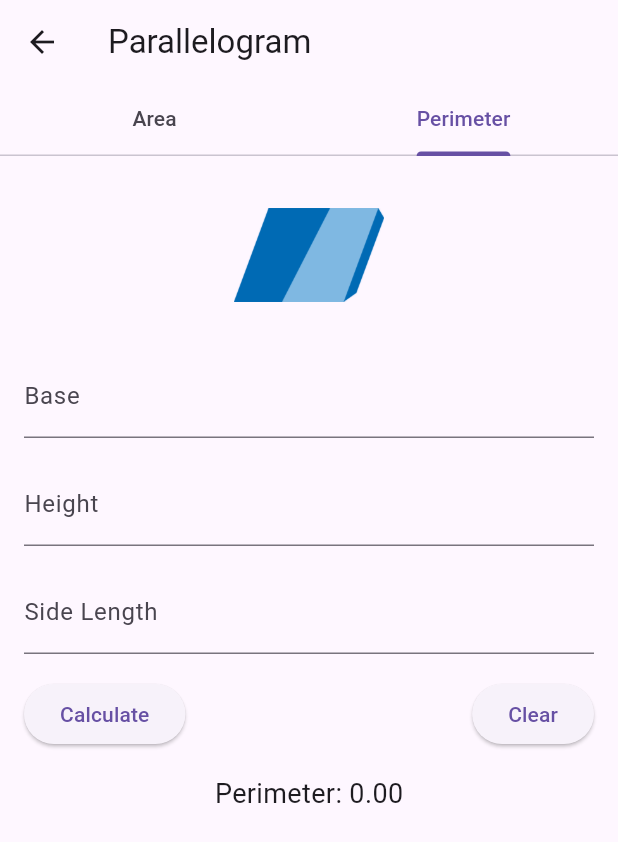
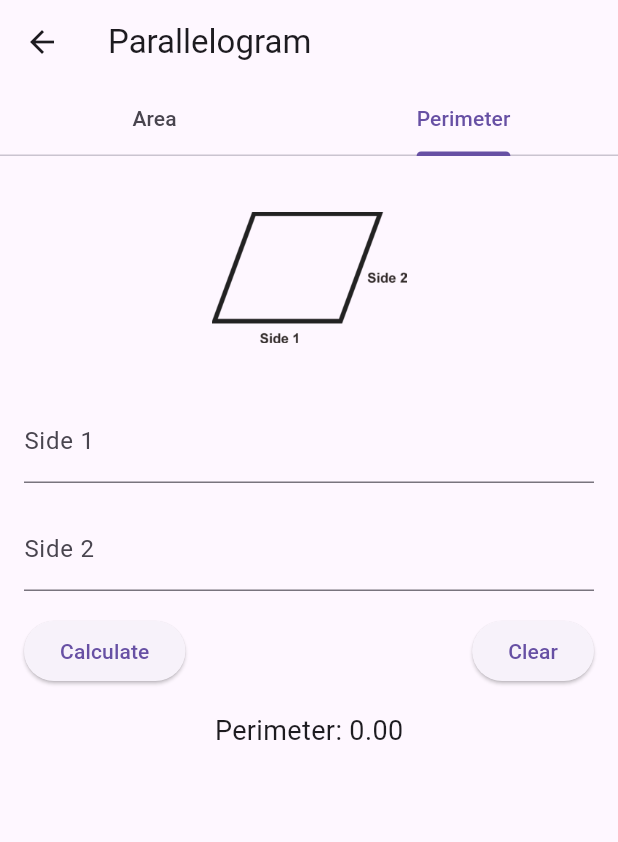
Before and after one commit to sahriramadan000/shapes-calculator-application, a Flutter app: the ParallelogramPage screen opened directly, tab 2 chosen, on a phone screen of 412 x 824 dp. Shown: the top 842 px of the screen. Run offline on Flutter 3.47's test engine with Material 3 defaults, Android fonts, the phone set to English and light mode, and no system bars.

Commit message:
(Feature): fix image all page

```diff
--- a/lib/pages/kite_page.dart
+++ b/lib/pages/kite_page.dart
@@ -9,8 +9,10 @@ class _KitePageState extends State<KitePage> {
   final GlobalKey<FormState> _areaFormKey = GlobalKey<FormState>();
   final GlobalKey<FormState> _perimeterFormKey = GlobalKey<FormState>();
 
-  double _length = 0;
-  double _height = 0;
+  double _diagonal1 = 0;
+  double _diagonal2 = 0;
+  double _side1 = 0;
+  double _side2 = 0;
   double _area = 0;
   double _perimeter = 0;
 
@@ -38,43 +40,43 @@ class _KitePageState extends State<KitePage> {
                   crossAxisAlignment: CrossAxisAlignment.center,
                   children: <Widget>[
                     Image.asset(
-                      'assets/kite.png',
-                      width: 100,
-                      height: 100,
+                      'assets/kite_area.png',
+                      width: 130,
+                      height: 130,
                     ), // Add image here
                     const SizedBox(height: 16),
                     TextFormField(
                       decoration: const InputDecoration(
-                        labelText: 'Length',
+                        labelText: 'Diagonal 1',
                       ),
                       keyboardType: TextInputType.number,
                       validator: (value) {
                         if (value == null || value.isEmpty) {
-                          return 'Please enter a length';
+                          return 'Please enter a diagonal 1';
                         }
                         return null;
                       },
                       onSaved: (value) {
                         setState(() {
-                          _length = double.parse(value!);
+                          _diagonal1 = double.parse(value!);
                         });
                       },
                     ),
                     const SizedBox(height: 16),
                     TextFormField(
                       decoration: const InputDecoration(
-                        labelText: 'Height',
+                        labelText: 'Diagonal 2',
                       ),
                       keyboardType: TextInputType.number,
                       validator: (value) {
                         if (value == null || value.isEmpty) {
-                          return 'Please enter a height';
+                          return 'Please enter a diagonal 2';
                         }
                         return null;
                       },
                       onSaved: (value) {
                         setState(() {
-                          _height = double.parse(value!);
+                          _diagonal2 = double.parse(value!);
                         });
                       },
                     ),
@@ -87,7 +89,7 @@ class _KitePageState extends State<KitePage> {
                             if (_areaFormKey.currentState!.validate()) {
                               _areaFormKey.currentState!.save();
                               setState(() {
-                                _area = 0.5 * _length * _height;
+                                _area = 0.5 * _diagonal1 * _diagonal2;
                               });
                             }
                           },
@@ -97,8 +99,8 @@ class _KitePageState extends State<KitePage> {
                           onPressed: () {
                             _areaFormKey.currentState!.reset();
                             setState(() {
-                              _length = 0;
-                              _height = 0;
+                              _diagonal1 = 0;
+                              _diagonal2 = 0;
                               _area = 0;
                             });
                           },
@@ -123,43 +125,43 @@ class _KitePageState extends State<KitePage> {
                   crossAxisAlignment: CrossAxisAlignment.center,
                   children: <Widget>[
                     Image.asset(
-                      'assets/kite.png',
-                      width: 100,
-                      height: 100,
+                      'assets/kite_perimeter.png',
+                      width: 130,
+                      height: 130,
                     ), // Add image here
                     const SizedBox(height: 16),
                     TextFormField(
                       decoration: const InputDecoration(
-                        labelText: 'Length',
+                        labelText: 'Side 1',
                       ),
                       keyboardType: TextInputType.number,
                       validator: (value) {
                         if (value == null || value.isEmpty) {
-                          return 'Please enter a length';
+                          return 'Please enter a side 1';
                         }
                         return null;
                       },
                       onSaved: (value) {
                         setState(() {
-                          _length = double.parse(value!);
+                          _side1 = double.parse(value!);
                         });
                       },
                     ),
                     const SizedBox(height: 16),
                     TextFormField(
                       decoration: const InputDecoration(
-                        labelText: 'Height',
+                        labelText: 'Side 2',
                       ),
                       keyboardType: TextInputType.number,
                       validator: (value) {
                         if (value == null || value.isEmpty) {
-                          return 'Please enter a height';
+                          return 'Please enter a side 2';
                         }
                         return null;
                       },
                       onSaved: (value) {
                         setState(() {
-                          _height = double.parse(value!);
+                          _side2 = double.parse(value!);
                         });
                       },
                     ),
@@ -172,7 +174,7 @@ class _KitePageState extends State<KitePage> {
                             if (_perimeterFormKey.currentState!.validate()) {
                               _perimeterFormKey.currentState!.save();
                               setState(() {
-                                _perimeter = 2 * (_length + _height);
+                                _perimeter = 2 * (_side1 + _side2);
                               });
                             }
                           },
@@ -182,8 +184,8 @@ class _KitePageState extends State<KitePage> {
                           onPressed: () {
                             _perimeterFormKey.currentState!.reset();
                             setState(() {
-                              _length = 0;
-                              _height = 0;
+                              _side1 = 0;
+                              _side2 = 0;
                               _perimeter = 0;
                             });
                           },
--- a/lib/pages/parallelogram_page.dart
+++ b/lib/pages/parallelogram_page.dart
@@ -9,8 +9,10 @@ class _ParallelogramPageState extends State<ParallelogramPage> {
   final GlobalKey<FormState> _areaFormKey = GlobalKey<FormState>();
   final GlobalKey<FormState> _perimeterFormKey = GlobalKey<FormState>();
 
-  double _base = 0;
+  double _length = 0;
   double _height = 0;
+  double _side1 = 0;
+  double _side2 = 0;
   double _area = 0;
   double _perimeter = 0;
 
@@ -38,25 +40,25 @@ class _ParallelogramPageState extends State<ParallelogramPage> {
                   crossAxisAlignment: CrossAxisAlignment.center,
                   children: <Widget>[
                     Image.asset(
-                      'assets/parallelogram.png',
-                      width: 100,
-                      height: 100,
+                      'assets/parallelogram_area.png',
+                      width: 130,
+                      height: 130,
                     ), // Add image here
                     const SizedBox(height: 16),
                     TextFormField(
                       decoration: const InputDecoration(
-                        labelText: 'Base',
+                        labelText: 'Length',
                       ),
                       keyboardType: TextInputType.number,
                       validator: (value) {
                         if (value == null || value.isEmpty) {
-                          return 'Please enter a base';
+                          return 'Please enter a length';
                         }
                         return null;
                       },
                       onSaved: (value) {
                         setState(() {
-                          _base = double.parse(value!);
+                          _length = double.parse(value!);
                         });
                       },
                     ),
@@ -87,7 +89,7 @@ class _ParallelogramPageState extends State<ParallelogramPage> {
                             if (_areaFormKey.currentState!.validate()) {
                               _areaFormKey.currentState!.save();
                               setState(() {
-                                _area = _base * _height;
+                                _area = _length * _height;
                               });
                             }
                           },
@@ -97,7 +99,7 @@ class _ParallelogramPageState extends State<ParallelogramPage> {
                           onPressed: () {
                             _areaFormKey.currentState!.reset();
                             setState(() {
-                              _base = 0;
+                              _length = 0;
                               _height = 0;
                               _area = 0;
                             });
@@ -123,61 +125,43 @@ class _ParallelogramPageState extends State<ParallelogramPage> {
                   crossAxisAlignment: CrossAxisAlignment.center,
                   children: <Widget>[
                     Image.asset(
-                      'assets/parallelogram.png',
-                      width: 100,
-                      height: 100,
+                      'assets/parallelogram_perimeter.png',
+                      width: 130,
+                      height: 130,
                     ), // Add image here
                     const SizedBox(height: 16),
                     TextFormField(
                       decoration: const InputDecoration(
-                        labelText: 'Base',
+                        labelText: 'Side 1',
                       ),
                       keyboardType: TextInputType.number,
                       validator: (value) {
                         if (value == null || value.isEmpty) {
-                          return 'Please enter a base';
+                          return 'Please enter a side 1';
                         }
                         return null;
                       },
                       onSaved: (value) {
                         setState(() {
-                          _base = double.parse(value!);
+                          _side1 = double.parse(value!);
                         });
                       },
                     ),
                     const SizedBox(height: 16),
                     TextFormField(
                       decoration: const InputDecoration(
-                        labelText: 'Height',
+                        labelText: 'Side 2',
                       ),
                       keyboardType: TextInputType.number,
                       validator: (value) {
                         if (value == null || value.isEmpty) {
-                          return 'Please enter a height';
+                          return 'Please enter a side 2';
                         }
                         return null;
                       },
                       onSaved: (value) {
                         setState(() {
-                          _height = double.parse(value!);
-                        });
-                      },
-                    ),
-                    const SizedBox(height: 16),
-                    TextFormField(
-                      decoration: const InputDecoration(
-                        labelText: 'Side Length',
-                      ),
-                      keyboardType: TextInputType.number,
-                      validator: (value) {
-                        if (value == null || value.isEmpty) {
-                          return 'Please enter a side length';
-                        }
-                        return null;
-                      },
-                      onSaved: (value) {
-                        setState(() {
-                          _perimeter = 2 * (_base + _height);
+                          _side2 = double.parse(value!);
                         });
                       },
                     ),
@@ -189,6 +173,10 @@ class _ParallelogramPageState extends State<ParallelogramPage> {
                           onPressed: () {
                             if (_perimeterFormKey.currentState!.validate()) {
                               _perimeterFormKey.currentState!.save();
+
+                              setState(() {
+                                _perimeter = 2 * (_side1 + _side2);
+                              });
                             }
                           },
                           child: const Text('Calculate'),
@@ -197,8 +185,8 @@ class _ParallelogramPageState extends State<ParallelogramPage> {
                           onPressed: () {
                             _perimeterFormKey.currentState!.reset();
                             setState(() {
-                              _base = 0;
-                              _height = 0;
+                              _side1 = 0;
+                              _side2 = 0;
                               _perimeter = 0;
                             });
                           },
--- a/lib/pages/rhombus_page.dart
+++ b/lib/pages/rhombus_page.dart
@@ -38,9 +38,9 @@ class _RhombusPageState extends State<RhombusPage> {
                   crossAxisAlignment: CrossAxisAlignment.center,
                   children: <Widget>[
                     Image.asset(
-                      'assets/rhombus.png',
-                      width: 100,
-                      height: 100,
+                      'assets/rhombus_area.png',
+                      width: 130,
+                      height: 130,
                     ), // Add image here
                     const SizedBox(height: 16),
                     TextFormField(
@@ -122,14 +122,14 @@ class _RhombusPageState extends State<RhombusPage> {
                   crossAxisAlignment: CrossAxisAlignment.center,
                   children: <Widget>[
                     Image.asset(
-                      'assets/rhombus.png',
-                      width: 100,
-                      height: 100,
+                      'assets/rhombus_perimeter.png',
+                      width: 130,
+                      height: 130,
                     ), // Add image here
                     const SizedBox(height: 16),
                     TextFormField(
                       decoration: const InputDecoration(
-                        labelText: 'Side Length',
+                        labelText: 'Side',
                       ),
                       keyboardType: TextInputType.number,
                       validator: (value) {
--- a/lib/pages/square_page.dart
+++ b/lib/pages/square_page.dart
@@ -9,7 +9,7 @@ class _SquarePageState extends State<SquarePage> {
   final GlobalKey<FormState> _areaFormKey = GlobalKey<FormState>();
   final GlobalKey<FormState> _perimeterFormKey = GlobalKey<FormState>();
 
-  double _side1 = 0;
+  double _side = 0;
   double _area = 0;
   double _perimeter = 0;
 
@@ -37,14 +37,14 @@ class _SquarePageState extends State<SquarePage> {
                   crossAxisAlignment: CrossAxisAlignment.center,
                   children: <Widget>[
                     Image.asset(
-                      'assets/square.png',
+                      'assets/square_area.png',
                       width: 100,
                       height: 100,
                     ), // Add image here
                     const SizedBox(height: 16),
                     TextFormField(
                       decoration: const InputDecoration(
-                        labelText: 'Side 1',
+                        labelText: 'Side',
                       ),
                       keyboardType: TextInputType.number,
                       validator: (value) {
@@ -55,7 +55,7 @@ class _SquarePageState extends State<SquarePage> {
                       },
                       onSaved: (value) {
                         setState(() {
-                          _side1 = double.parse(value ?? '0');
+                          _side = double.parse(value ?? '0');
                         });
                       },
                     ),
@@ -68,7 +68,7 @@ class _SquarePageState extends State<SquarePage> {
                             if (_areaFormKey.currentState!.validate()) {
                               _areaFormKey.currentState!.save();
                               setState(() {
-                                _area = _side1 * _side1;
+                                _area = _side * _side;
                               });
                             }
                           },
@@ -76,9 +76,9 @@ class _SquarePageState extends State<SquarePage> {
                         ),
                         ElevatedButton(
                           onPressed: () {
-                _areaFormKey.currentState!.reset();
+                            _areaFormKey.currentState!.reset();
                             setState(() {
-                              _side1 = 0;
+                              _side = 0;
                               _area = 0;
                             });
                           },
@@ -103,14 +103,14 @@ class _SquarePageState extends State<SquarePage> {
                   crossAxisAlignment: CrossAxisAlignment.center,
                   children: <Widget>[
                     Image.asset(
-                      'assets/square.png',
+                      'assets/square_perimeter.png',
                       width: 100,
                       height: 100,
                     ), // Add image here
                     const SizedBox(height: 16),
                     TextFormField(
                       decoration: const InputDecoration(
-                        labelText: 'Side 1',
+                        labelText: 'Side',
                       ),
                       keyboardType: TextInputType.number,
                       validator: (value) {
@@ -121,7 +121,7 @@ class _SquarePageState extends State<SquarePage> {
                       },
                       onSaved: (value) {
                         setState(() {
-                          _side1 = double.parse(value ?? '0');
+                          _side = double.parse(value ?? '0');
                         });
                       },
                     ),
@@ -134,7 +134,7 @@ class _SquarePageState extends State<SquarePage> {
                             if (_perimeterFormKey.currentState!.validate()) {
                               _perimeterFormKey.currentState!.save();
                               setState(() {
-                                _perimeter = 4 * _side1;
+                                _perimeter = 4 * _side;
                               });
                             }
                           },
@@ -144,7 +144,7 @@ class _SquarePageState extends State<SquarePage> {
                           onPressed: () {
                             _perimeterFormKey.currentState!.reset();
                             setState(() {
-                              _side1 = 0;
+                              _side = 0;
                               _perimeter = 0;
                             });
                           },
--- a/pubspec.yaml
+++ b/pubspec.yaml
@@ -16,6 +16,12 @@ dev_dependencies:
   flutter_test:
     sdk: flutter
   flutter_lints: ^3.0.0
+  flutter_launcher_icons: ^0.9.2
+
+flutter_icons:
+  android: "launcher_icon"
+  ios: true
+  image_path: "assets/shapes_calculator_logo.png"
 
 flutter:
   uses-material-design: true
```
Also changed, not shown: lib/pages/circle_page.dart (+6 -6 lines), lib/pages/home_page.dart (+9 -12 lines), lib/pages/rectangle_page.dart (+6 -6 lines), lib/pages/trapezium_page.dart (+7 -7 lines), lib/pages/triangle_page.dart (+12 -52 lines), assets/circle_perimeter.png (renamed from assets/circle_perimter.png), pubspec.lock, 23 other files.
